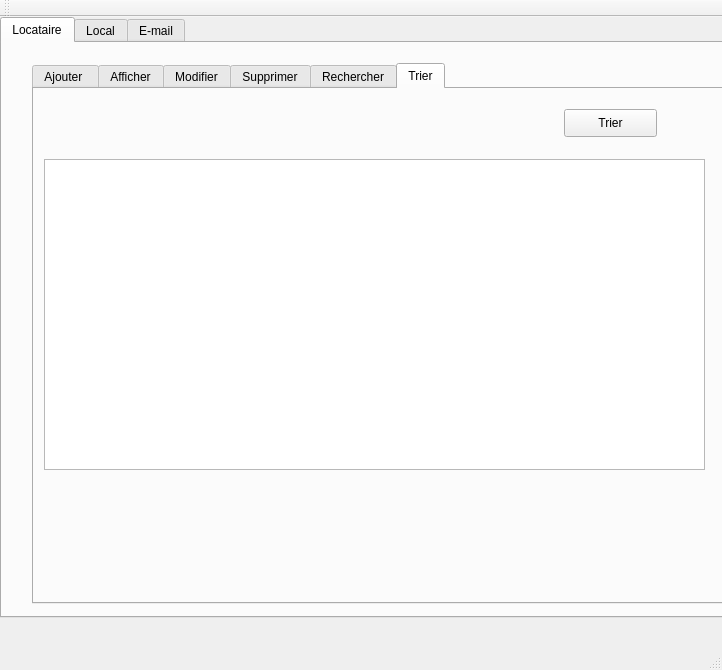
AchAmine/projet_QT, file contrat_nouv/mainwindow.ui: the form before one commit.
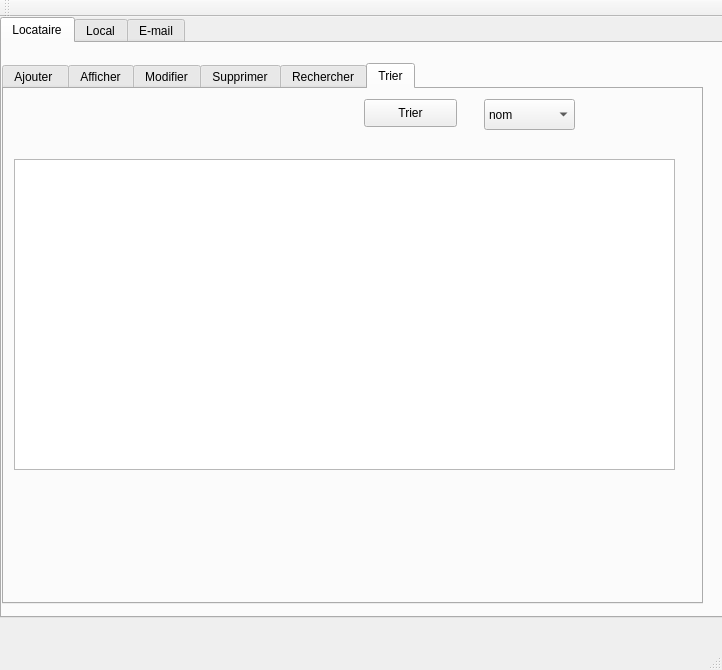
The form after the commit. The open tabs and pages were chosen to show the change. Icons and pictures are not drawn.

```diff
--- a/contrat_nouv/mainwindow.ui
+++ b/contrat_nouv/mainwindow.ui
@@ -2087,9 +2087,9 @@
      <widget class="QTabWidget" name="locataire">
       <property name="geometry">
        <rect>
-        <x>30</x>
+        <x>0</x>
         <y>20</y>
-        <width>811</width>
+        <width>701</width>
         <height>541</height>
        </rect>
       </property>
@@ -4635,8 +4635,8 @@
        <widget class="QPushButton" name="Trier_locataire">
         <property name="geometry">
          <rect>
-          <x>530</x>
-          <y>20</y>
+          <x>360</x>
+          <y>10</y>
           <width>93</width>
           <height>28</height>
          </rect>
@@ -4645,6 +4645,36 @@
          <string>Trier</string>
         </property>
        </widget>
+       <widget class="QComboBox" name="boxlct">
+        <property name="geometry">
+         <rect>
+          <x>480</x>
+          <y>10</y>
+          <width>91</width>
+          <height>31</height>
+         </rect>
+        </property>
+        <item>
+         <property name="text">
+          <string>nom</string>
+         </property>
+        </item>
+        <item>
+         <property name="text">
+          <string>id_local</string>
+         </property>
+        </item>
+        <item>
+         <property name="text">
+          <string>CIN</string>
+         </property>
+        </item>
+        <item>
+         <property name="text">
+          <string>prenom</string>
+         </property>
+        </item>
+       </widget>
       </widget>
      </widget>
     </widget>
```
Left out of the diff: 43 changed lines with no effect on the pictures.
